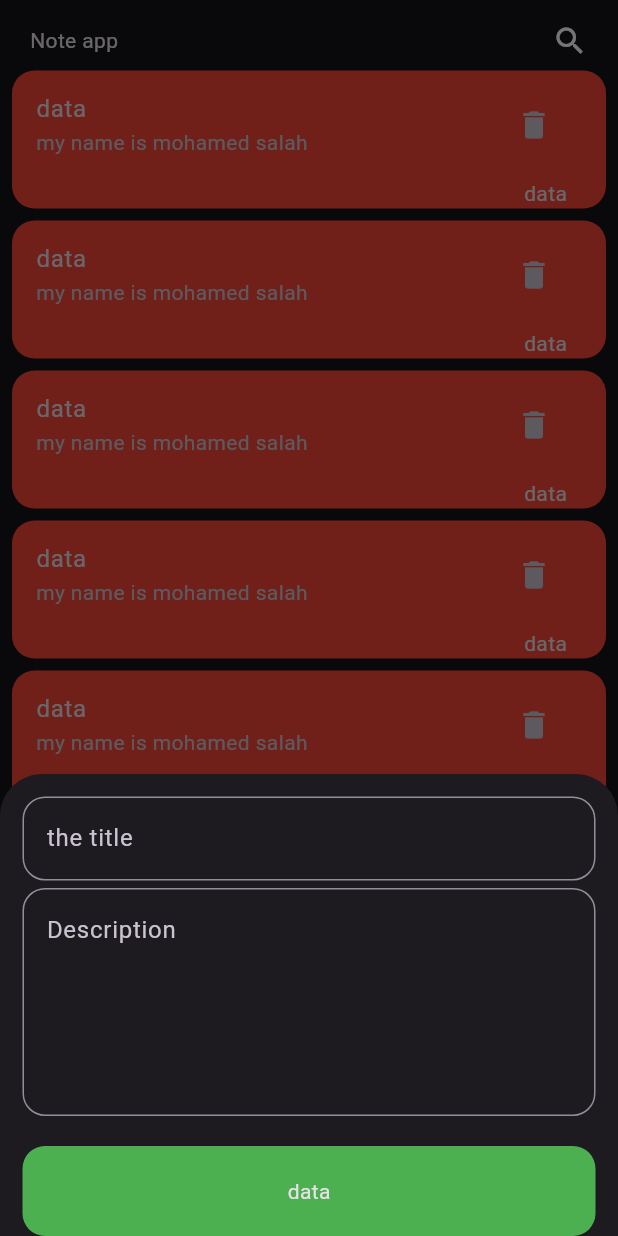
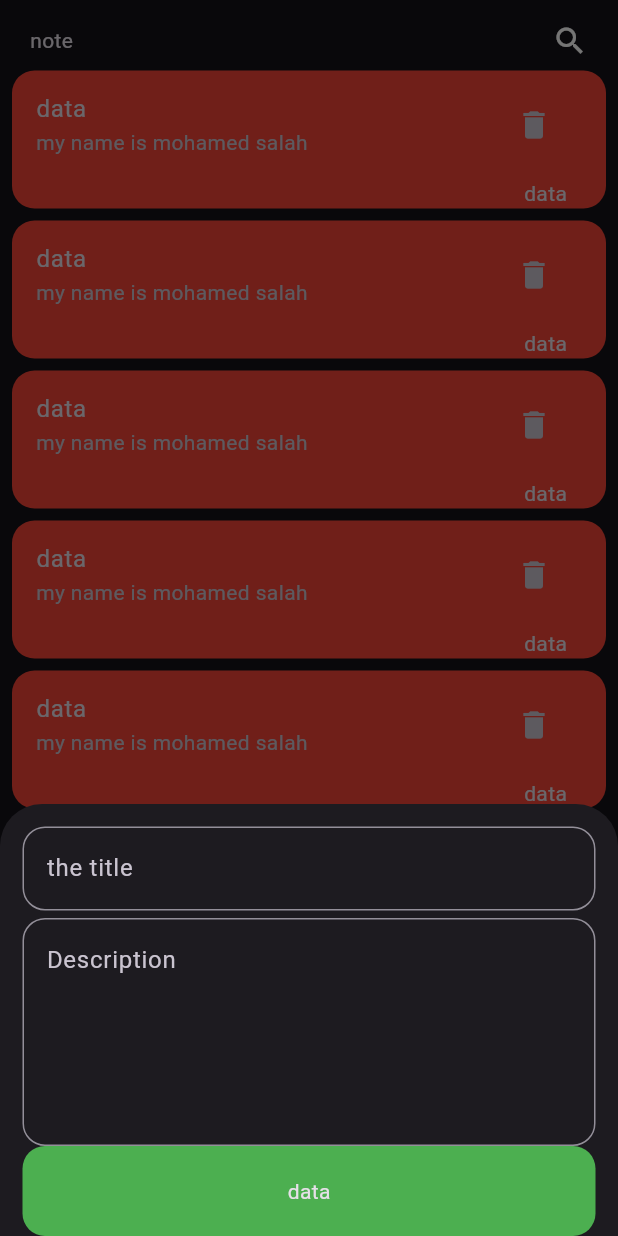
Before and after one commit to MohaMdSalah2003/note, a Flutter app: the screen it shows after launch, after a tap on the "add" icon, on a phone screen of 412 x 824 dp. Run offline on Flutter 3.47's test engine with Material 3 defaults, Android fonts, the phone set to English and light mode, and no system bars.

```diff
--- a/lib/custom_appbar.dart
+++ b/lib/custom_appbar.dart
@@ -1,8 +1,9 @@
 import 'package:flutter/material.dart';
 
 class CustomAppbar extends StatelessWidget {
-  const CustomAppbar({super.key});
-
+  const CustomAppbar({required this.icon,required this.title,super.key});
+  final String title;
+  final IconData icon;
   @override
   Widget build(BuildContext context) {
     return Padding(
@@ -10,13 +11,13 @@ class CustomAppbar extends StatelessWidget {
       child: Row(
         mainAxisAlignment: MainAxisAlignment.spaceBetween,
         children: [
-          Text('Note app'),
+          Text(title),
           GestureDetector(
 
             onTap: (){},
             child: Container(
               child:
-              Icon(Icons.search),
+              Icon(icon),
             ),
           )
         ],
--- a/lib/custom_bottom_sheet.dart
+++ b/lib/custom_bottom_sheet.dart
@@ -14,9 +14,8 @@ class CustomBottomSheet extends StatelessWidget {
            CustomTextField(hintText: "the title",activeColor: Colors.green,),
            SizedBox(height: 5,),
            CustomTextField(hintText: "Description ",maxline: 5,activeColor: Colors.green,),
-           SizedBox(
-             height: 20,
-           ),
+
+
            CustomButton()
 
          ],
--- a/lib/home.dart
+++ b/lib/home.dart
@@ -18,7 +18,7 @@ class HomePage extends StatelessWidget {
       body: Column(
         children: [
           SizedBox(height: 15,),
-          CustomAppbar(),
+          CustomAppbar(title: "note ",icon: Icons.search,),
           Expanded(child: NoteListView())
         ],
       ),
--- a/lib/note_item.dart
+++ b/lib/note_item.dart
@@ -1,11 +1,18 @@
 import 'package:flutter/material.dart';
+import 'package:note_app/edit_note_view.dart';
 
 class NoteItem extends StatelessWidget {
   const NoteItem({super.key});
 
   @override
   Widget build(BuildContext context) {
-    return  Container(
+    return  GestureDetector(
+      onTap: (){
+        Navigator.push(context, MaterialPageRoute(builder: (context){
+          return const EditNoteView();
+        }));
+      },
+      child: Container(
 
       decoration: BoxDecoration(
         color: Colors.red,
@@ -26,6 +33,7 @@ class NoteItem extends StatelessWidget {
               child: Text('data'),
             )
           ],
-      ));
+        )),
+    );
   }
 }
```
Also changed, not shown: lib/edit_note_body.dart (added, +21 -0 lines), lib/edit_note_view.dart (added, +13 -0 lines), lib/note_model.dart (added, +8 -0 lines), pubspec.yaml (+7 -16 lines), pubspec.lock, 1 other file. Lines whose indentation alone changed are shown as unchanged.
